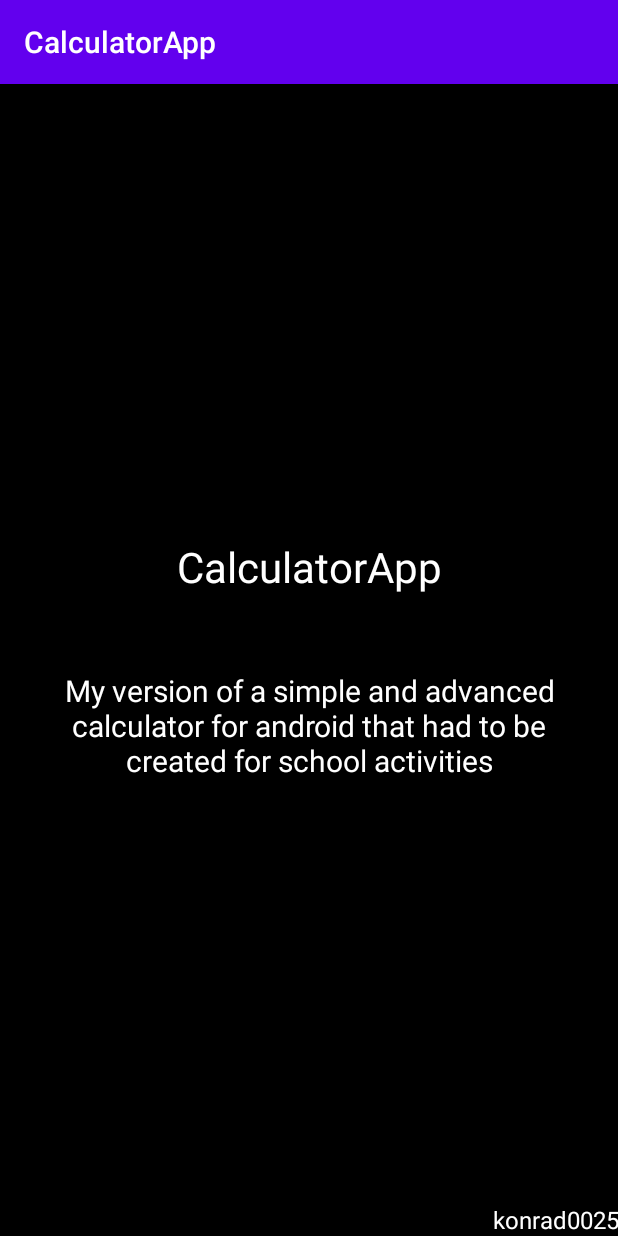
After one commit to konrad0025/CalculatorApp, an Android app: the InfoAboutCalculator screen opened directly, with no data from a screen before it, on a phone screen of 412 x 824 dp. The commit adds this screen. Run offline under Robolectric (Android 15) with nearby library versions, the phone set to English and light mode, and no system bars.

Commit message:
Added functionality for About button and also created info activity and filled it with every necessary information

```diff
--- a/app/src/main/AndroidManifest.xml
+++ b/app/src/main/AndroidManifest.xml
@@ -9,6 +9,9 @@
         android:roundIcon="@mipmap/ic_launcher_round"
         android:supportsRtl="true"
         android:theme="@style/Theme.Kalkulator">
+        <activity
+            android:name=".InfoAboutCalculator"
+            android:exported="false" />
         <activity
             android:name=".AdvancedCalculator"
             android:exported="false" />
--- /dev/null
+++ b/app/src/main/java/com/example/kalkulator/InfoAboutCalculator.java
@@ -0,0 +1,14 @@
+package com.example.kalkulator;
+
+import androidx.appcompat.app.AppCompatActivity;
+
+import android.os.Bundle;
+
+public class InfoAboutCalculator extends AppCompatActivity {
+
+    @Override
+    protected void onCreate(Bundle savedInstanceState) {
+        super.onCreate(savedInstanceState);
+        setContentView(R.layout.activity_info_about_calculator);
+    }
+}
--- a/app/src/main/java/com/example/kalkulator/MainActivity.java
+++ b/app/src/main/java/com/example/kalkulator/MainActivity.java
@@ -8,7 +8,7 @@ import android.view.View;
 import android.widget.Button;
 
 public class MainActivity extends AppCompatActivity {
-    Button buttonSimple,buttonAdvanced,buttonExit;
+    Button buttonSimple,buttonAdvanced,buttonInfo,buttonExit;
     @Override
     protected void onCreate(Bundle savedInstanceState) {
         super.onCreate(savedInstanceState);
@@ -27,6 +27,13 @@ public class MainActivity extends AppCompatActivity {
                 startActivity(new Intent(getApplicationContext(), AdvancedCalculator.class));
             }
         });
+        buttonInfo = findViewById(R.id.button8);
+        buttonInfo.setOnClickListener(new View.OnClickListener() {
+            @Override
+            public void onClick(View view) {
+                startActivity(new Intent(getApplicationContext(), InfoAboutCalculator.class));
+            }
+        });
         buttonExit = findViewById(R.id.button9);
         buttonExit.setOnClickListener(new View.OnClickListener() {
             @Override
--- /dev/null
+++ b/app/src/main/res/layout/activity_info_about_calculator.xml
@@ -0,0 +1,59 @@
+<?xml version="1.0" encoding="utf-8"?>
+<androidx.constraintlayout.widget.ConstraintLayout xmlns:android="http://schemas.android.com/apk/res/android"
+    xmlns:app="http://schemas.android.com/apk/res-auto"
+    xmlns:tools="http://schemas.android.com/tools"
+    android:layout_width="match_parent"
+    android:layout_height="match_parent"
+    android:background="#000000"
+    android:backgroundTint="#000000">
+
+    <LinearLayout
+        android:id="@+id/linearLayout"
+        android:layout_width="match_parent"
+
+        android:layout_height="match_parent"
+        android:baselineAligned="false"
+        android:gravity="center"
+        android:orientation="vertical"
+        android:paddingLeft="20dp"
+        android:paddingRight="20dp"
+        app:layout_constraintTop_toTopOf="parent"
+        tools:context=".InfoAboutCalculator"
+        tools:layout_editor_absoluteX="-16dp">
+
+        <TextView
+            android:id="@+id/textView"
+            android:layout_width="match_parent"
+            android:layout_height="wrap_content"
+            android:layout_marginBottom="50dp"
+            android:text="@string/app_name"
+            android:textAlignment="center"
+            android:textAllCaps="false"
+            android:textColor="@color/white"
+            android:textSize="28sp" />
+
+        <TextView
+            android:id="@+id/textView5"
+            android:layout_width="match_parent"
+            android:layout_height="wrap_content"
+            android:text="@string/info"
+
+            android:textAlignment="center"
+            android:textAllCaps="false"
+            android:textColor="@color/white"
+            android:textSize="20sp" />
+
+
+    </LinearLayout>
+
+    <TextView
+        android:id="@+id/textView2"
+        android:layout_width="match_parent"
+        android:layout_height="wrap_content"
+        android:text="@string/author_name"
+        android:textAlignment="textEnd"
+        android:textAllCaps="false"
+        android:textColor="@color/white"
+        android:textSize="16sp"
+        app:layout_constraintBottom_toBottomOf="@+id/linearLayout" />
+</androidx.constraintlayout.widget.ConstraintLayout>
--- a/app/src/main/res/layout/activity_main.xml
+++ b/app/src/main/res/layout/activity_main.xml
@@ -23,7 +23,7 @@
         android:textAlignment="center"
         android:textAllCaps="false"
         android:textColor="@color/white"
-        android:textSize="24sp" />
+        android:textSize="28sp" />
 
     <Button
         android:id="@+id/button6"
--- a/app/src/main/res/values/strings.xml
+++ b/app/src/main/res/values/strings.xml
@@ -1,5 +1,7 @@
 <resources>
-    <string name="app_name">Kalkulator</string>
+    <string name="app_name">CalculatorApp</string>
+    <string name="info">My version of a simple and advanced calculator for android that had to be created for school activities</string>
+    <string name="author_name">konrad0025</string>
     <string name="Calculator">Calculator</string>
     <string name="Simple">Simple</string>
     <string name="Advanced">Advanced</string>
```
